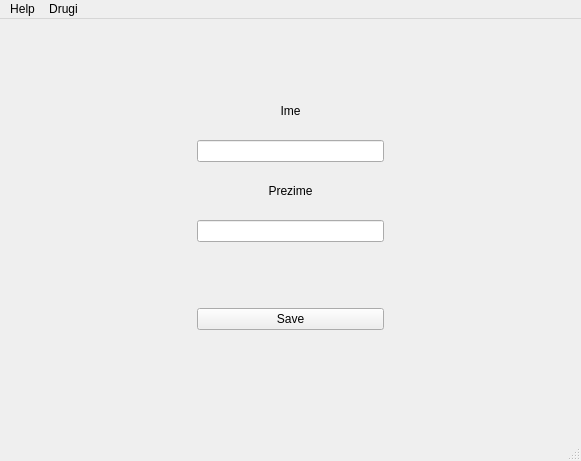
Sasa993/Agent-Tool, file gui_fajl.ui: the form before one commit.
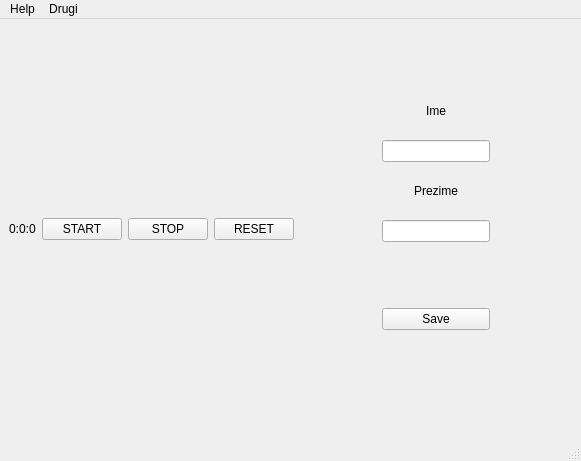
The form after the commit. Icons and pictures are not drawn.

Commit message: added a timer(prototype still) which can be shown as LCD object or Label... also added(and commented) a bit of code for a countdown, which will show how much time does employee has left, until his shift is over

```diff
--- a/gui_fajl.ui
+++ b/gui_fajl.ui
@@ -25,6 +25,34 @@
   </property>
   <widget class="QWidget" name="centralwidget">
    <layout class="QHBoxLayout" name="horizontalLayout_2">
+    <item>
+     <widget class="QLabel" name="vrijeme_lbl">
+      <property name="text">
+       <string>0:0:0</string>
+      </property>
+     </widget>
+    </item>
+    <item>
+     <widget class="QPushButton" name="start">
+      <property name="text">
+       <string>START</string>
+      </property>
+     </widget>
+    </item>
+    <item>
+     <widget class="QPushButton" name="stop">
+      <property name="text">
+       <string>STOP</string>
+      </property>
+     </widget>
+    </item>
+    <item>
+     <widget class="QPushButton" name="reset">
+      <property name="text">
+       <string>RESET</string>
+      </property>
+     </widget>
+    </item>
     <item>
      <spacer name="horizontalSpacer">
       <property name="orientation">
```
The commit also changes 5 other files.
